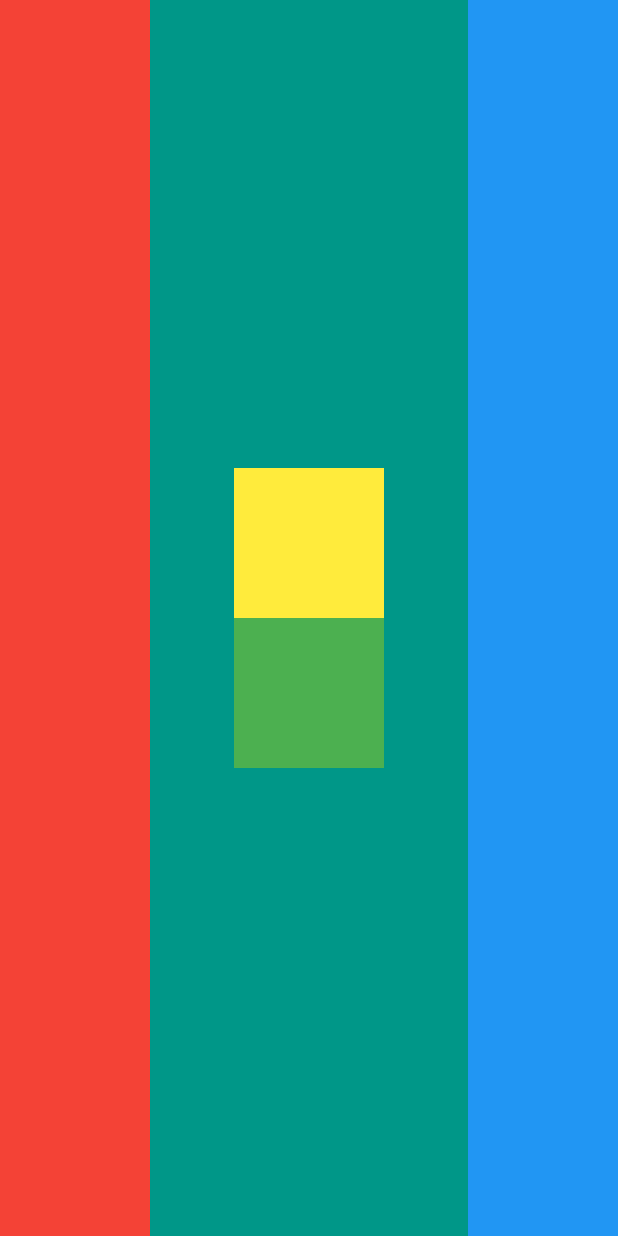
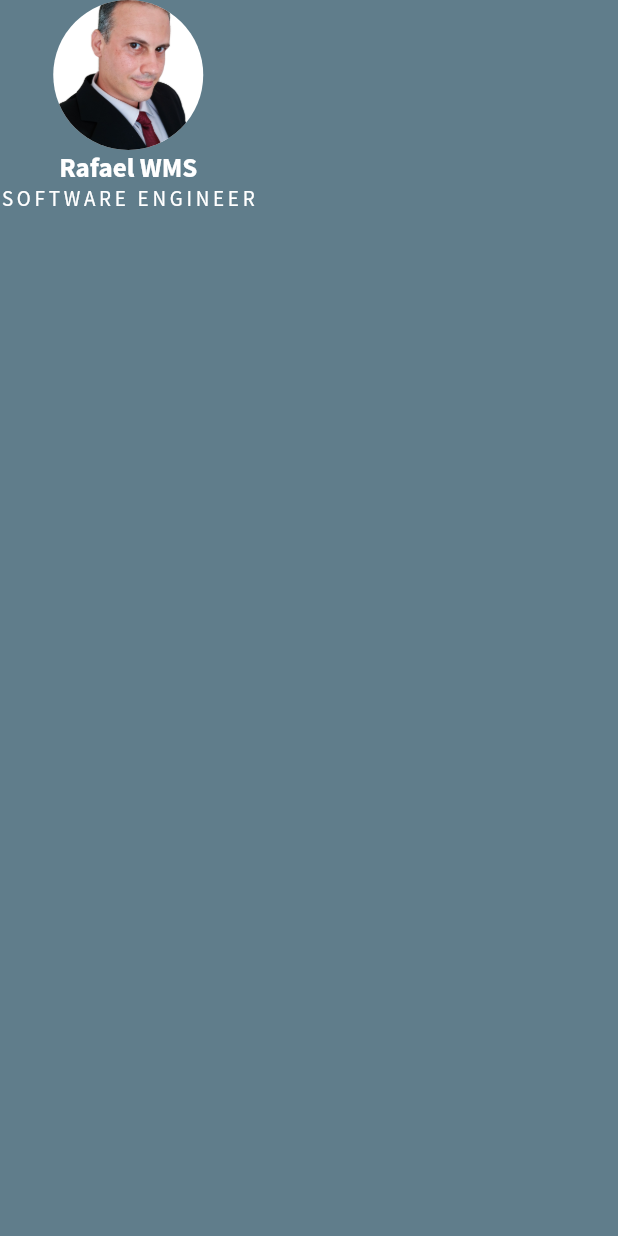
Before and after one commit to rafaelwms/container_app_flutter, a Flutter app: the screen it shows after launch, on a phone screen of 412 x 824 dp. Run offline on Flutter 3.47's test engine with Material 2 defaults, Android fonts, the phone set to English and light mode, and no system bars.

Commit message:
Lesson 46

```diff
--- a/lib/main.dart
+++ b/lib/main.dart
@@ -1,3 +1,4 @@
+import 'package:flutter/cupertino.dart';
 import 'package:flutter/material.dart';
 
 void main() => runApp(MyApp());
@@ -8,35 +9,31 @@ class MyApp extends StatelessWidget {
   Widget build(BuildContext context) {
     return MaterialApp(
       home: Scaffold(
-        backgroundColor: Colors.teal,
+        backgroundColor: Colors.blueGrey,
         body: SafeArea(
-          child: Row(
-            crossAxisAlignment: CrossAxisAlignment.stretch,
-            mainAxisAlignment: MainAxisAlignment.spaceBetween,
+          child: Column(
             children: <Widget>[
-              Container(
-                color: Colors.red,
-                width: 100.0,
+              CircleAvatar(
+                radius: 50.0,
+                backgroundColor: Colors.white,
+                backgroundImage: AssetImage('images/rafael.png'),
               ),
-              Column(
-                mainAxisAlignment: MainAxisAlignment.center,
-                crossAxisAlignment: CrossAxisAlignment.center,
-                children: <Widget>[
-                  Container(
-                    color: Colors.yellow,
-                    width: 100.0,
-                    height: 100.0,
-                  ),
-                  Container(
-                    color: Colors.green,
-                    width: 100.0,
-                    height: 100.0,
-                  ),
-                ],
+              Text(
+                'Rafael WMS',
+                style: TextStyle(
+                    fontFamily: 'Source Sans Pro',
+                    fontSize: 18.0,
+                    color: Colors.white,
+                    fontWeight: FontWeight.bold),
               ),
-              Container(
-                color: Colors.blue,
-                width: 100.00,
+              Text(
+                'SOFTWARE ENGINEER',
+                style: TextStyle(
+                    fontFamily: 'Source Sans Pro',
+                    fontSize: 14.0,
+                    color: Colors.white,
+                    letterSpacing: 2.5,
+                    fontWeight: FontWeight.normal),
               ),
             ],
           ),
```
Also changed, not shown: pubspec.yaml (+10 -36 lines), fonts/Pacifico-Regular.ttf (added), fonts/SourceSansPro-Black.ttf (added), fonts/SourceSansPro-BlackItalic.ttf (added), fonts/SourceSansPro-Bold.ttf (added), fonts/SourceSansPro-BoldItalic.ttf (added), fonts/SourceSansPro-ExtraLight.ttf (added), fonts/SourceSansPro-ExtraLightItalic.ttf (added), fonts/SourceSansPro-Italic.ttf (added), fonts/SourceSansPro-Light.ttf (added), fonts/SourceSansPro-LightItalic.ttf (added), fonts/SourceSansPro-Regular.ttf (added), fonts/SourceSansPro-SemiBold.ttf (added), fonts/SourceSansPro-SemiBoldItalic.ttf (added), 1 more files.
